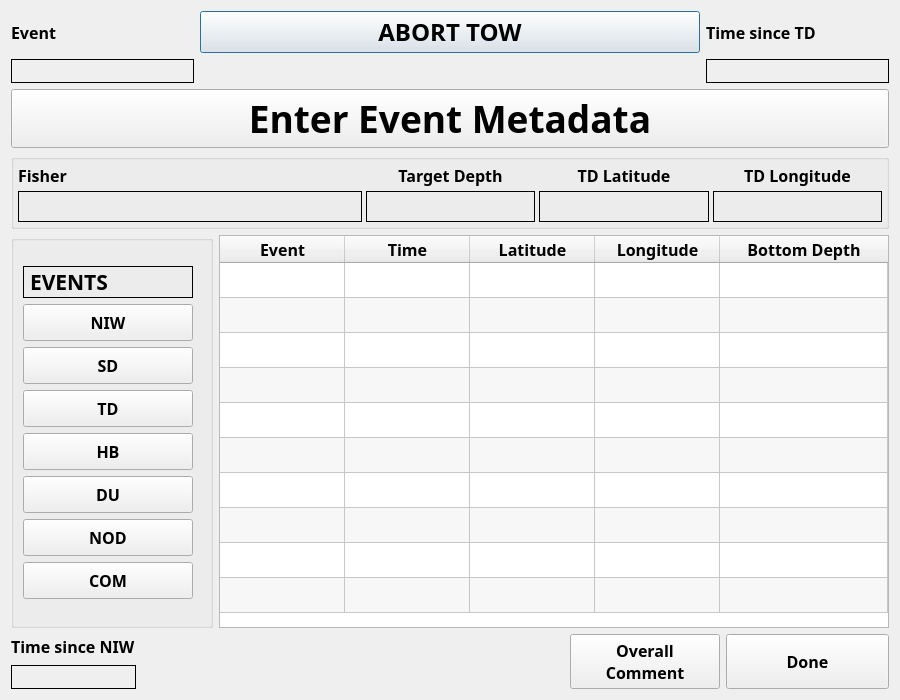
This is ui/CPSTrawlEvent.ui in aliciabillings-noaa/CLAMS as Qt 5 draws it before an edit. The edited form follows.
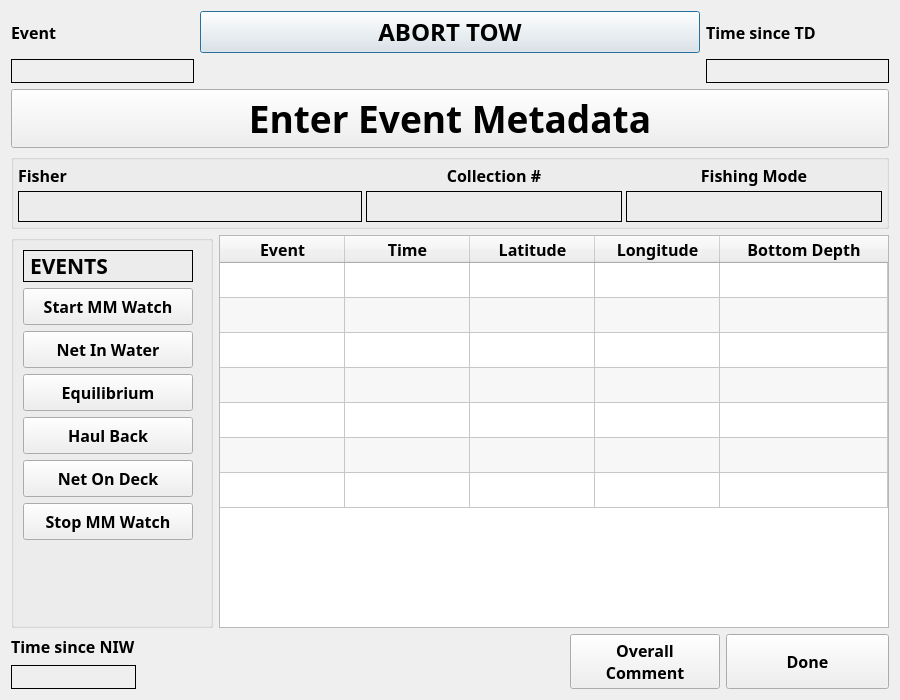
This is the edited form.

Commit message: Implementing SW Event Forms

Patch:
```diff
--- a/ui/CPSTrawlEvent.ui
+++ b/ui/CPSTrawlEvent.ui
@@ -221,26 +221,25 @@
         </item>
         <item>
          <layout class="QGridLayout" name="gridLayout">
-          <item row="0" column="2">
-           <widget class="QLabel" name="meta3">
+          <item row="1" column="1">
+           <widget class="QLabel" name="l_tdLon">
             <property name="font">
              <font>
-              <family>Arial Black</family>
-              <pointsize>12</pointsize>
+              <pointsize>19</pointsize>
               <weight>75</weight>
               <bold>true</bold>
              </font>
             </property>
+            <property name="frameShape">
+             <enum>QFrame::Box</enum>
+            </property>
             <property name="text">
-             <string>TD Longitude</string>
-            </property>
-            <property name="alignment">
-             <set>Qt::AlignCenter</set>
+             <string/>
             </property>
            </widget>
           </item>
           <item row="1" column="0">
-           <widget class="QLabel" name="l_td">
+           <widget class="QLabel" name="l_tdLat">
             <property name="font">
              <font>
               <pointsize>19</pointsize>
@@ -257,7 +256,7 @@
            </widget>
           </item>
           <item row="0" column="1">
-           <widget class="QLabel" name="meta2">
+           <widget class="QLabel" name="meta3">
             <property name="font">
              <font>
               <family>Arial Black</family>
@@ -267,7 +266,7 @@
              </font>
             </property>
             <property name="text">
-             <string>TD Latitude</string>
+             <string>Fishing Mode</string>
             </property>
             <property name="alignment">
              <set>Qt::AlignCenter</set>
@@ -275,7 +274,7 @@
            </widget>
           </item>
           <item row="0" column="0">
-           <widget class="QLabel" name="meta1">
+           <widget class="QLabel" name="meta2">
             <property name="font">
              <font>
               <family>Arial Black</family>
@@ -285,47 +284,13 @@
              </font>
             </property>
             <property name="text">
-             <string>Target Depth</string>
+             <string>Collection #</string>
             </property>
             <property name="alignment">
              <set>Qt::AlignCenter</set>
             </property>
            </widget>
           </item>
-          <item row="1" column="1">
-           <widget class="QLabel" name="l_tdLat">
-            <property name="font">
-             <font>
-              <pointsize>19</pointsize>
-              <weight>75</weight>
-              <bold>true</bold>
-             </font>
-            </property>
-            <property name="frameShape">
-             <enum>QFrame::Box</enum>
-            </property>
-            <property name="text">
-             <string/>
-            </property>
-           </widget>
-          </item>
-          <item row="1" column="2">
-           <widget class="QLabel" name="l_tdLon">
-            <property name="font">
-             <font>
-              <pointsize>19</pointsize>
-              <weight>75</weight>
-              <bold>true</bold>
-             </font>
-            </property>
-            <property name="frameShape">
-             <enum>QFrame::Box</enum>
-            </property>
-            <property name="text">
-             <string/>
-            </property>
-           </widget>
-          </item>
          </layout>
         </item>
        </layout>
@@ -385,6 +350,33 @@
             </property>
            </widget>
           </item>
+          <item>
+           <widget class="QPushButton" name="pb_startmmw">
+            <property name="minimumSize">
+             <size>
+              <width>170</width>
+              <height>37</height>
+             </size>
+            </property>
+            <property name="maximumSize">
+             <size>
+              <width>170</width>
+              <height>36</height>
+             </size>
+            </property>
+            <property name="font">
+             <font>
+              <family>Arial Black</family>
+              <pointsize>12</pointsize>
+              <weight>75</weight>
+              <bold>true</bold>
+             </font>
+            </property>
+            <property name="text">
+             <string>Start MM Watch</string>
+            </property>
+           </widget>
+          </item>
           <item>
            <widget class="QPushButton" name="pb_niw">
             <property name="minimumSize">
@@ -408,7 +400,7 @@
              </font>
             </property>
             <property name="text">
-             <string>NIW</string>
+             <string>Net In Water</string>
             </property>
            </widget>
           </item>
@@ -435,34 +427,7 @@
              </font>
             </property>
             <property name="text">
-             <string>SD</string>
-            </property>
-           </widget>
-          </item>
-          <item>
-           <widget class="QPushButton" name="pb_td">
-            <property name="minimumSize">
-             <size>
-              <width>170</width>
-              <height>37</height>
-             </size>
-            </property>
-            <property name="maximumSize">
-             <size>
-              <width>170</width>
-              <height>36</height>
-             </size>
-            </property>
-            <property name="font">
-             <font>
-              <family>Arial Black</family>
-              <pointsize>12</pointsize>
-              <weight>75</weight>
-              <bold>true</bold>
-             </font>
-            </property>
-            <property name="text">
-             <string>TD</string>
+             <string>Equilibrium</string>
             </property>
            </widget>
           </item>
@@ -489,28 +454,7 @@
              </font>
             </property>
             <property name="text">
-             <string>HB</string>
-            </property>
-           </widget>
-          </item>
-          <item>
-           <widget class="QPushButton" name="pb_du">
-            <property name="minimumSize">
-             <size>
-              <width>170</width>
-              <height>37</height>
-             </size>
-            </property>
-            <property name="font">
-             <font>
-              <family>Arial Black</family>
-              <pointsize>12</pointsize>
-              <weight>75</weight>
-              <bold>true</bold>
-             </font>
-            </property>
-            <property name="text">
-             <string>DU</string>
+             <string>Haul Back</string>
             </property>
            </widget>
           </item>
@@ -537,7 +481,7 @@
              </font>
             </property>
             <property name="text">
-             <string>NOD</string>
+             <string>Net On Deck</string>
             </property>
            </widget>
           </item>
@@ -564,10 +508,23 @@
              </font>
             </property>
             <property name="text">
-             <string>COM</string>
+             <string>Stop MM Watch</string>
             </property>
            </widget>
           </item>
+          <item>
+           <spacer name="verticalSpacer">
+            <property name="orientation">
+             <enum>Qt::Vertical</enum>
+            </property>
+            <property name="sizeHint" stdset="0">
+             <size>
+              <width>20</width>
+              <height>40</height>
+             </size>
+            </property>
+           </spacer>
+          </item>
          </layout>
         </item>
        </layout>
@@ -672,21 +629,6 @@
          <string>New Row</string>
         </property>
        </row>
-       <row>
-        <property name="text">
-         <string>New Row</string>
-        </property>
-       </row>
-       <row>
-        <property name="text">
-         <string>New Row</string>
-        </property>
-       </row>
-       <row>
-        <property name="text">
-         <string>New Row</string>
-        </property>
-       </row>
        <column>
         <property name="text">
          <string>Event</string>
```
Left out of the diff: 8 changed lines with no effect on the pictures. The commit also changes 12 other files.
